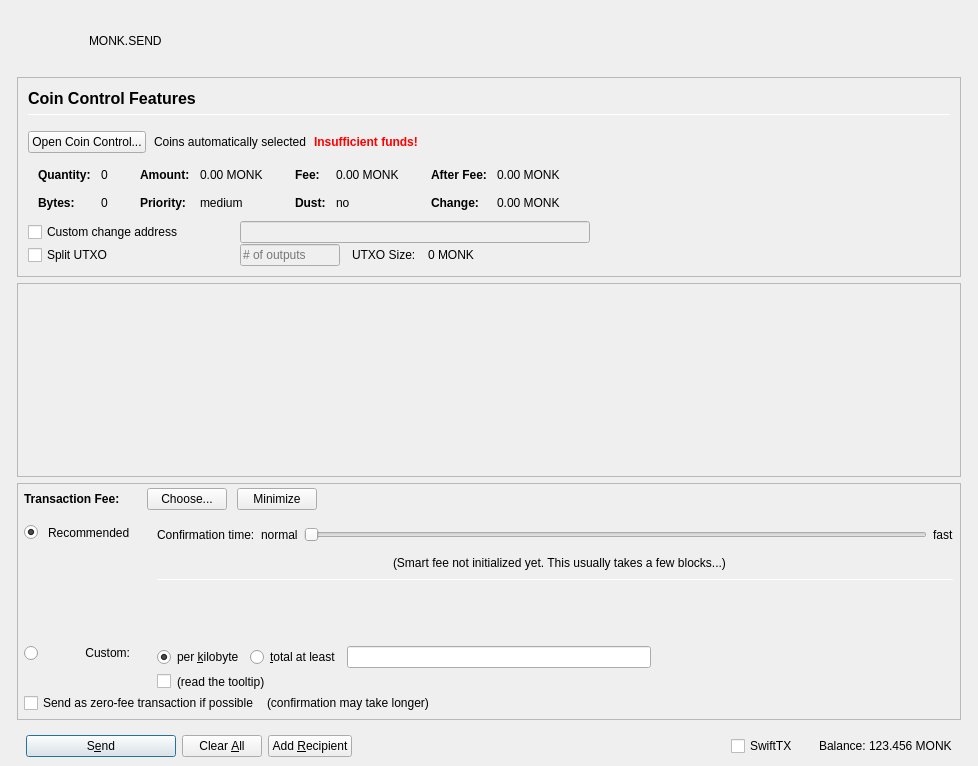
The window that src/qt/forms/sendcoinsdialog.ui (weoka/MonkeyV2) describes before a commit, drawn with Qt 5.
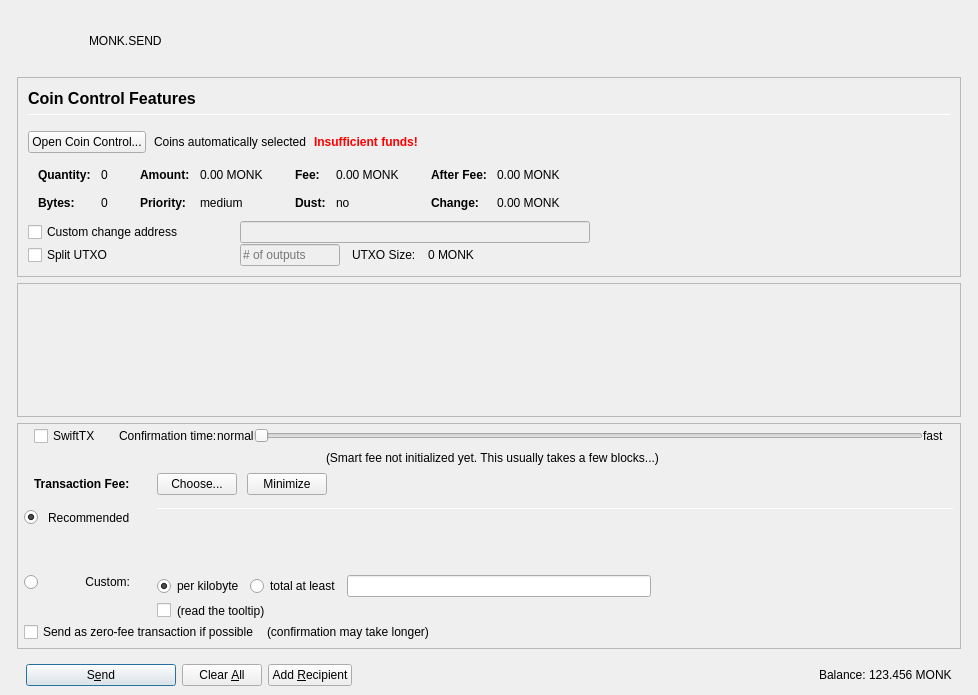
The same window after the commit. Icons and pictures are not drawn. Custom widgets are drawn as their Qt base class.

Commit message: [GUI] Updated SendCoins Fee/SwiftTX

```diff
--- a/src/qt/forms/sendcoinsdialog.ui
+++ b/src/qt/forms/sendcoinsdialog.ui
@@ -10,7 +10,7 @@
     <x>0</x>
     <y>0</y>
     <width>978</width>
-    <height>766</height>
+    <height>695</height>
    </rect>
   </property>
   <property name="windowTitle">
@@ -867,8 +867,8 @@
             <rect>
              <x>0</x>
              <y>0</y>
-             <width>948</width>
-             <height>80</height>
+             <width>944</width>
+             <height>69</height>
             </rect>
            </property>
            <layout class="QVBoxLayout" name="verticalLayout_2" stretch="0,1">
@@ -945,7 +945,7 @@
             <number>0</number>
            </property>
            <item>
-            <layout class="QVBoxLayout" name="verticalLayoutFee2" stretch="0,0,0">
+            <layout class="QVBoxLayout" name="verticalLayoutFee2" stretch="0,0,0,0">
              <property name="spacing">
               <number>0</number>
              </property>
@@ -958,8 +958,179 @@
              <property name="rightMargin">
               <number>6</number>
              </property>
+             <item>
+              <layout class="QVBoxLayout" name="verticalLayout_feeConf">
+               <property name="spacing">
+                <number>0</number>
+               </property>
+               <property name="leftMargin">
+                <number>10</number>
+               </property>
+               <property name="rightMargin">
+                <number>10</number>
+               </property>
+               <property name="bottomMargin">
+                <number>5</number>
+               </property>
+               <item>
+                <layout class="QHBoxLayout" name="horizontalLayoutFee9">
+                 <item>
+                  <widget class="QCheckBox" name="checkSwiftTX">
+                   <property name="enabled">
+                    <bool>true</bool>
+                   </property>
+                   <property name="minimumSize">
+                    <size>
+                     <width>85</width>
+                     <height>0</height>
+                    </size>
+                   </property>
+                   <property name="toolTip">
+                    <string>SwiftTX technology allows for near instant transactions - A flat fee of 0.01 MONK applies</string>
+                   </property>
+                   <property name="text">
+                    <string>SwiftTX</string>
+                   </property>
+                  </widget>
+                 </item>
+                 <item>
+                  <widget class="QLabel" name="labelSmartFee3">
+                   <property name="text">
+                    <string>Confirmation time:</string>
+                   </property>
+                   <property name="margin">
+                    <number>2</number>
+                   </property>
+                  </widget>
+                 </item>
+                 <item>
+                  <widget class="QLabel" name="labelSmartFeeNormal">
+                   <property name="text">
+                    <string>normal</string>
+                   </property>
+                   <property name="margin">
+                    <number>8</number>
+                   </property>
+                  </widget>
+                 </item>
+                 <item>
+                  <widget class="QSlider" name="sliderSmartFee">
+                   <property name="minimumSize">
+                    <size>
+                     <width>0</width>
+                     <height>24</height>
+                    </size>
+                   </property>
+                   <property name="minimum">
+                    <number>0</number>
+                   </property>
+                   <property name="maximum">
+                    <number>24</number>
+                   </property>
+                   <property name="pageStep">
+                    <number>1</number>
+                   </property>
+                   <property name="value">
+                    <number>0</number>
+                   </property>
+                   <property name="orientation">
+                    <enum>Qt::Horizontal</enum>
+                   </property>
+                   <property name="invertedAppearance">
+                    <bool>false</bool>
+                   </property>
+                   <property name="invertedControls">
+                    <bool>false</bool>
+                   </property>
+                   <property name="tickPosition">
+                    <enum>QSlider::NoTicks</enum>
+                   </property>
+                  </widget>
+                 </item>
+                 <item>
+                  <widget class="QLabel" name="labelSmartFeeFast">
+                   <property name="text">
+                    <string>fast</string>
+                   </property>
+                   <property name="margin">
+                    <number>8</number>
+                   </property>
+                  </widget>
+                 </item>
+                </layout>
+               </item>
+               <item>
+                <layout class="QHBoxLayout" name="horizontalLayout_recommended_texts">
+                 <property name="spacing">
+                  <number>0</number>
+                 </property>
+                 <item>
+                  <spacer name="horizontalSpacer_8">
+                   <property name="orientation">
+                    <enum>Qt::Horizontal</enum>
+                   </property>
+                   <property name="sizeHint" stdset="0">
+                    <size>
+                     <width>40</width>
+                     <height>20</height>
+                    </size>
+                   </property>
+                  </spacer>
+                 </item>
+                 <item>
+                  <widget class="QLabel" name="labelFeeEstimation">
+                   <property name="text">
+                    <string/>
+                   </property>
+                   <property name="margin">
+                    <number>2</number>
+                   </property>
+                  </widget>
+                 </item>
+                 <item>
+                  <widget class="QLabel" name="labelSmartFee2">
+                   <property name="text">
+                    <string>(Smart fee not initialized yet. This usually takes a few blocks...)</string>
+                   </property>
+                   <property name="alignment">
+                    <set>Qt::AlignLeading|Qt::AlignLeft|Qt::AlignVCenter</set>
+                   </property>
+                   <property name="wordWrap">
+                    <bool>false</bool>
+                   </property>
+                   <property name="margin">
+                    <number>2</number>
+                   </property>
+                   <property name="indent">
+                    <number>-1</number>
+                   </property>
+                  </widget>
+                 </item>
+                 <item>
+                  <spacer name="horizontalSpacer_3">
+                   <property name="orientation">
+                    <enum>Qt::Horizontal</enum>
+                   </property>
+                   <property name="sizeHint" stdset="0">
+                    <size>
+                     <width>40</width>
+                     <height>20</height>
+                    </size>
+                   </property>
+                  </spacer>
+                 </item>
+                </layout>
+               </item>
+              </layout>
+             </item>
              <item>
               <layout class="QHBoxLayout" name="horizontalLayoutFee1">
+               <property name="leftMargin">
+                <number>10</number>
+               </property>
+               <property name="rightMargin">
+                <number>10</number>
+               </property>
                <property name="bottomMargin">
                 <number>0</number>
                </property>
@@ -968,22 +1139,6 @@
                  <property name="spacing">
                   <number>0</number>
                  </property>
-                 <item>
-                  <spacer name="verticalSpacerSmartFee">
-                   <property name="orientation">
-                    <enum>Qt::Vertical</enum>
-                   </property>
-                   <property name="sizeType">
-                    <enum>QSizePolicy::Fixed</enum>
-                   </property>
-                   <property name="sizeHint" stdset="0">
-                    <size>
-                     <width>1</width>
-                     <height>4</height>
-                    </size>
-                   </property>
-                  </spacer>
-                 </item>
                  <item>
                   <layout class="QHBoxLayout" name="horizontalLayoutSmartFee">
                    <property name="spacing">
@@ -1166,7 +1321,7 @@
                          <string>If the custom fee is set to 1000 uMONKs and the transaction is only 250 bytes, then &quot;per kilobyte&quot; only pays 250 uMONKs in fee,&lt;br /&gt;while &quot;at least&quot; pays 1000 uMONKs. For transactions bigger than a kilobyte both pay by kilobyte.</string>
                         </property>
                         <property name="text">
-                         <string>per &amp;kilobyte</string>
+                         <string>per kilobyte</string>
                         </property>
                         <property name="checked">
                          <bool>true</bool>
@@ -1182,7 +1337,7 @@
                          <string>If the custom fee is set to 1000 uMONKs and the transaction is only 250 bytes, then &quot;per kilobyte&quot; only pays 250 uMONKs in fee,&lt;br /&gt;while &quot;total at least&quot; pays 1000 uMONKs. For transactions bigger than a kilobyte both pay by kilobyte.</string>
                         </property>
                         <property name="text">
-                         <string>&amp;total at least</string>
+                         <string>total at least</string>
                         </property>
                         <attribute name="buttonGroup">
                          <string notr="true">groupCustomFee</string>
@@ -1260,7 +1415,7 @@
                    </widget>
                   </item>
                   <item row="0" column="4" rowspan="3">
-                   <layout class="QVBoxLayout" name="verticalLayoutFee3" stretch="0,0,0,0,1,0">
+                   <layout class="QVBoxLayout" name="verticalLayoutFee3" stretch="0,0,0,0">
                     <property name="spacing">
                      <number>6</number>
                     </property>
@@ -1270,133 +1425,6 @@
                     <property name="bottomMargin">
                      <number>20</number>
                     </property>
-                    <item>
-                     <layout class="QHBoxLayout" name="horizontalLayoutFee9">
-                      <item>
-                       <widget class="QLabel" name="labelSmartFee3">
-                        <property name="text">
-                         <string>Confirmation time:</string>
-                        </property>
-                        <property name="margin">
-                         <number>2</number>
-                        </property>
-                       </widget>
-                      </item>
-                      <item>
-                       <widget class="QLabel" name="labelSmartFeeNormal">
-                        <property name="text">
-                         <string>normal</string>
-                        </property>
-                        <property name="margin">
-                         <number>2</number>
-                        </property>
-                       </widget>
-                      </item>
-                      <item>
-                       <widget class="QSlider" name="sliderSmartFee">
-                        <property name="minimumSize">
-                         <size>
-                          <width>0</width>
-                          <height>24</height>
-                         </size>
-                        </property>
-                        <property name="minimum">
-                         <number>0</number>
-                        </property>
-                        <property name="maximum">
-                         <number>24</number>
-                        </property>
-                        <property name="pageStep">
-                         <number>1</number>
-                        </property>
-                        <property name="value">
-                         <number>0</number>
-                        </property>
-                        <property name="orientation">
-                         <enum>Qt::Horizontal</enum>
-                        </property>
-                        <property name="invertedAppearance">
-                         <bool>false</bool>
-                        </property>
-                        <property name="invertedControls">
-                         <bool>false</bool>
-                        </property>
-                        <property name="tickPosition">
-                         <enum>QSlider::NoTicks</enum>
-                        </property>
-                       </widget>
-                      </item>
-                      <item>
-                       <widget class="QLabel" name="labelSmartFeeFast">
-                        <property name="text">
-                         <string>fast</string>
-                        </property>
-                       </widget>
-                      </item>
-                     </layout>
-                    </item>
-                    <item>
-                     <layout class="QHBoxLayout" name="horizontalLayout_recommended_texts">
-                      <property name="spacing">
-                       <number>0</number>
-                      </property>
-                      <item>
-                       <spacer name="horizontalSpacer_8">
-                        <property name="orientation">
-                         <enum>Qt::Horizontal</enum>
-                        </property>
-                        <property name="sizeHint" stdset="0">
-                         <size>
-                          <width>40</width>
-                          <height>20</height>
-                         </size>
-                        </property>
-                       </spacer>
-                      </item>
-                      <item>
-                       <widget class="QLabel" name="labelFeeEstimation">
-                        <property name="text">
-                         <string/>
-                        </property>
-                        <property name="margin">
-                         <number>2</number>
-                        </property>
-                       </widget>
-                      </item>
-                      <item>
-                       <widget class="QLabel" name="labelSmartFee2">
-                        <property name="text">
-                         <string>(Smart fee not initialized yet. This usually takes a few blocks...)</string>
-                        </property>
-                        <property name="alignment">
-                         <set>Qt::AlignLeading|Qt::AlignLeft|Qt::AlignVCenter</set>
-                        </property>
-                        <property name="wordWrap">
-                         <bool>false</bool>
-                        </property>
-                        <property name="margin">
-                         <number>2</number>
-                        </property>
-                        <property name="indent">
-                         <number>-1</number>
-                        </property>
-                       </widget>
-                      </item>
-                      <item>
-                       <spacer name="horizontalSpacer_3">
-                        <property name="orientation">
-                         <enum>Qt::Horizontal</enum>
-                        </property>
-                        <property name="sizeHint" stdset="0">
-                         <size>
-                          <width>40</width>
-                          <height>20</height>
-                         </size>
-                        </property>
-                       </spacer>
-                      </item>
-                     </layout>
-                    </item>
                     <item>
                      <widget class="Line" name="line_2">
                       <property name="minimumSize">
@@ -1668,22 +1696,6 @@
              <property name="spacing">
               <number>3</number>
              </property>
-             <item>
-              <widget class="QCheckBox" name="checkSwiftTX">
-               <property name="enabled">
-                <bool>true</bool>
-               </property>
-               <property name="minimumSize">
-                <size>
-                 <width>85</width>
-                 <height>0</height>
-                </size>
-               </property>
-               <property name="text">
-                <string>SwiftTX</string>
-               </property>
-              </widget>
-             </item>
              <item>
               <widget class="QLabel" name="label">
                <property name="text">
```
Left out of the diff: 46 changed lines with no effect on the pictures. The commit also changes 3 other files.
